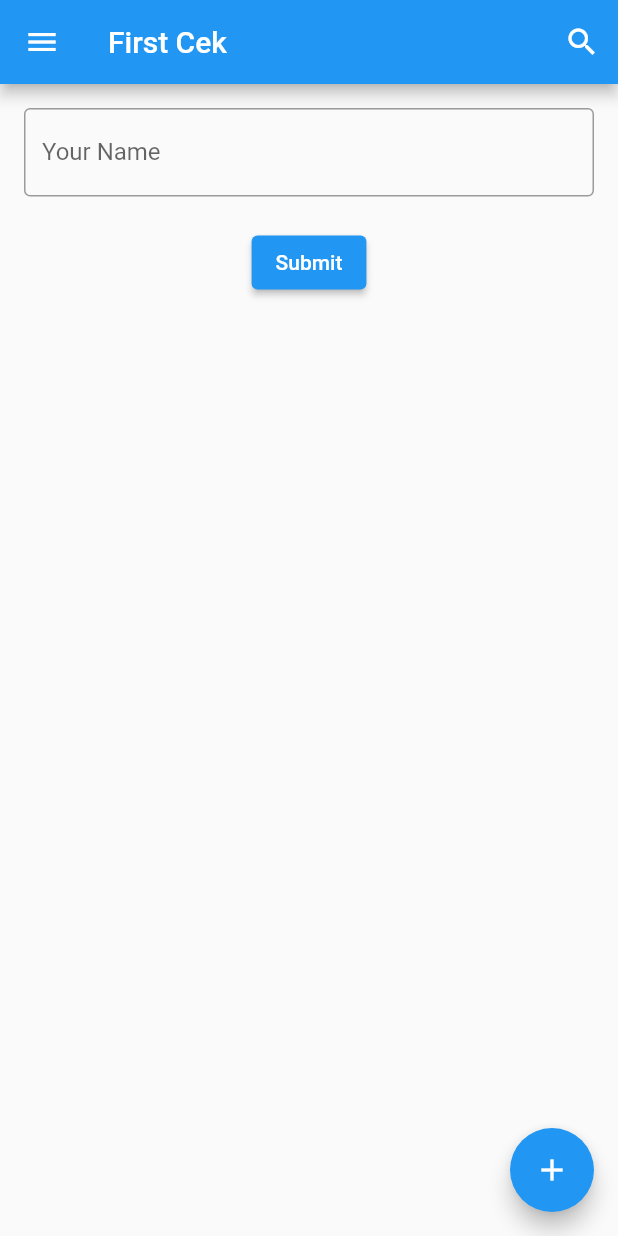
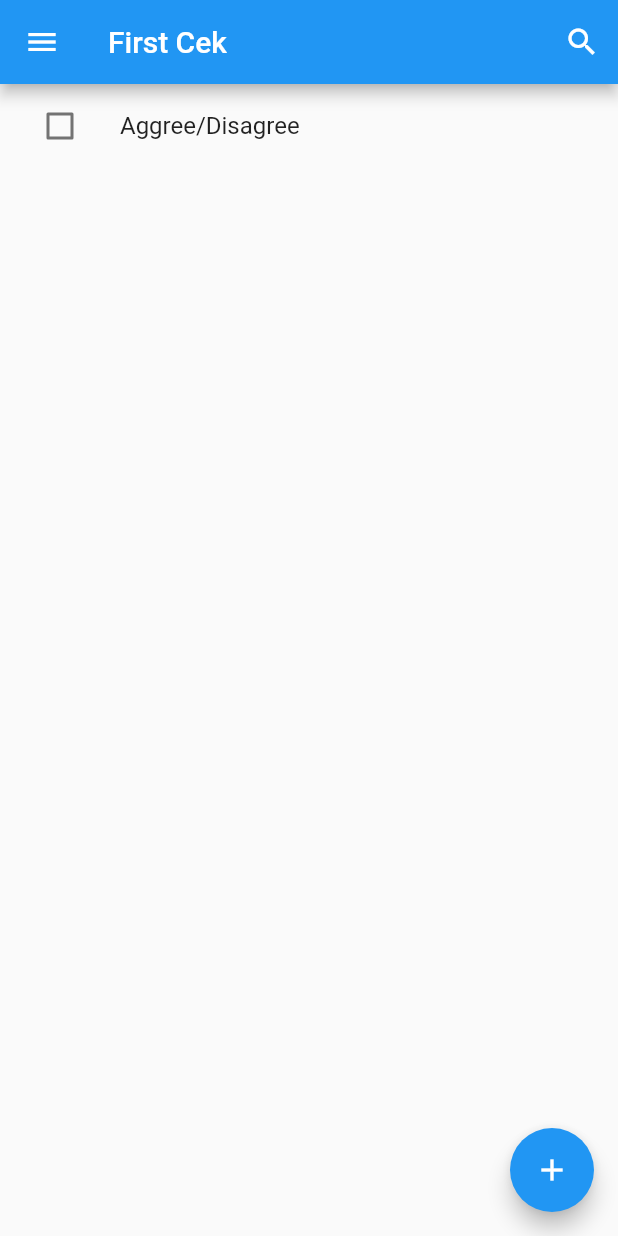
Before and after one commit to nnowaf/mainumum, a Flutter app: the screen it shows after launch, on a phone screen of 412 x 824 dp. Run offline on Flutter 3.47's test engine with Material 2 defaults, Android fonts, the phone set to English and light mode, and no system bars.

Commit message:
make class inputWidged

```diff
--- /dev/null
+++ b/lib/inputwidget/inputcheckbox.dart
@@ -0,0 +1,38 @@
+import 'package:flutter/material.dart';
+
+class InputCheckButton extends StatefulWidget {
+
+  @override
+  _InputCheckButton createState() => _InputCheckButton();
+}
+
+class _InputCheckButton extends State<InputCheckButton> {
+  bool kodok = false;
+  @override
+  Widget build(BuildContext context) {
+    return Column(
+      children: <Widget>[
+        ListTile(
+          title: Text('Aggree/Disagree'),
+          leading: Checkbox(
+            value: kodok,
+            onChanged: (value){
+              setState(() {
+                kodok = value!;
+                showSnackbar();
+              });
+            }),
+        )
+      ],
+    );
+  }
+
+  void showSnackbar() {
+    ScaffoldMessenger.of(context).showSnackBar(
+      SnackBar(
+        content: Text(kodok ? 'You Agree' : 'You disagree'),
+        duration: Duration(seconds: 1),
+      )
+    );
+  }
+}
--- a/lib/main.dart
+++ b/lib/main.dart
@@ -1,5 +1,8 @@
 import 'package:flutter/material.dart';
 import 'package:mainumum/buttons/buttons.dart';
+import 'package:mainumum/inputwidget/inputcheckbox.dart';
+import 'package:mainumum/inputwidget/inputradio.dart';
+import 'package:mainumum/inputwidget/inputswitch.dart';
 import 'package:mainumum/inputwidget/textfield.dart';
 import 'scaffold.dart';
 
@@ -29,7 +32,7 @@ class MyApp extends StatelessWidget {
         floatingActionButton: FloatingActionButton(
           onPressed: (){},
           child: Icon(Icons.add, color: Colors.white,), ),
-        body: TextFielld(),
+        body: InputCheckButton(),
       ),
 
     );
```
Also changed, not shown: lib/inputwidget/inputradio.dart (added, +65 -0 lines), lib/inputwidget/inputswitch.dart (+29 -0 lines).
